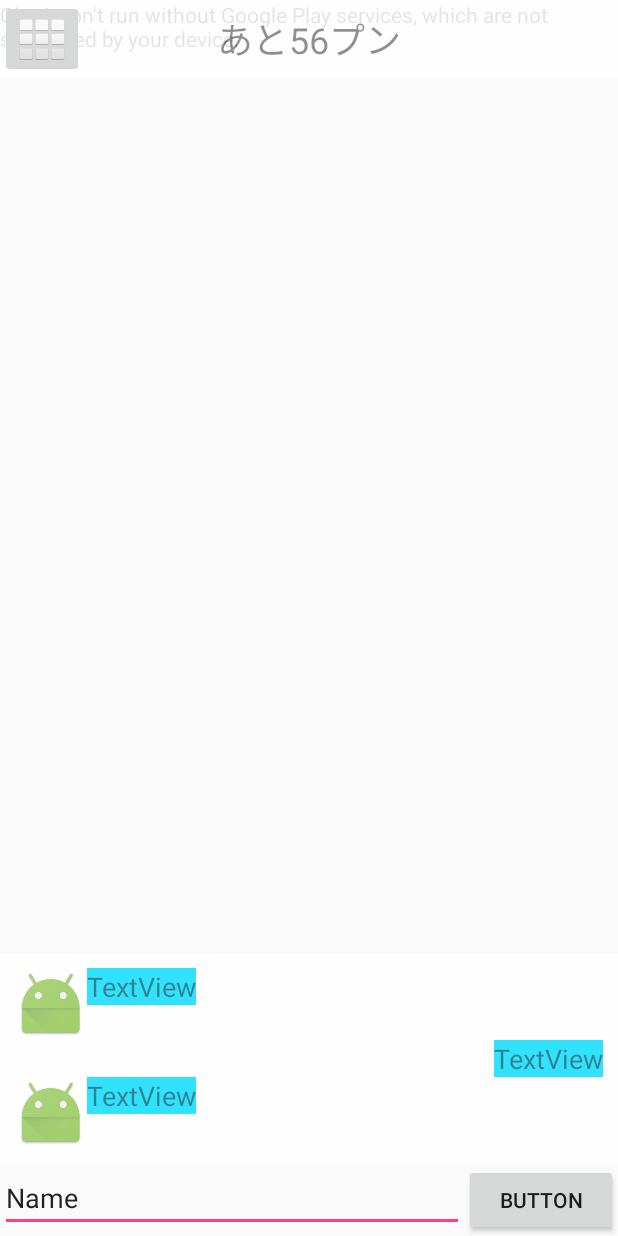
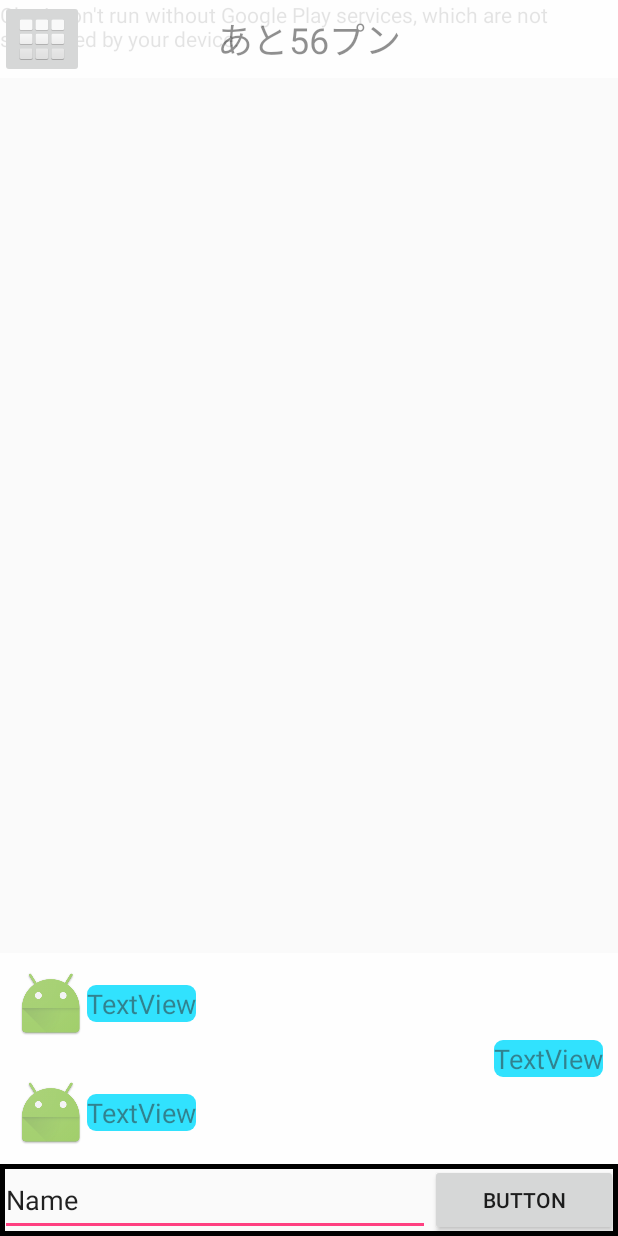
Before and after one commit to Funabashi-Joho-Business/X15G_C, an Android app: the screen it shows after launch (MainActivity), on a phone screen of 412 x 824 dp. Run offline under Robolectric (Android 15) with nearby library versions, the phone set to English and light mode, and no system bars.

Commit message:
メイン画面作成途中 チャットの丸みとテキストボックスの枠線追加

```diff
--- a/app/src/main/res/drawable/frame_style.xml
+++ /dev/null
@@ -1,5 +0,0 @@
-<?xml version="1.0" encoding="utf-8"?>
-<selector xmlns:android="http://schemas.android.com/apk/res/android">
-
-
-</selector>
--- /dev/null
+++ b/app/src/main/res/drawable/frame_style_border.xml
@@ -0,0 +1,4 @@
+<?xml version="1.0" encoding="utf-8"?>
+<shape xmlns:android="http://schemas.android.com/apk/res/android">
+    <stroke android:width="3dp"/>
+</shape>
--- /dev/null
+++ b/app/src/main/res/drawable/frame_style_roundness.xml
@@ -0,0 +1,6 @@
+<?xml version="1.0" encoding="utf-8"?>
+<shape xmlns:android="http://schemas.android.com/apk/res/android"
+    android:shape="rectangle">
+    <corners android:radius="6dp" />
+    <solid android:color="@android:color/holo_blue_bright" />
+</shape>
--- a/app/src/main/res/layout/activity_main.xml
+++ b/app/src/main/res/layout/activity_main.xml
@@ -57,8 +57,9 @@
                         android:id="@+id/textView"
                         android:layout_width="wrap_content"
                         android:layout_height="wrap_content"
+                        android:layout_gravity="center_vertical"
                         android:alpha="1"
-                        android:background="@android:color/holo_blue_bright"
+                        android:background="@drawable/frame_style_roundness"
                         android:text="TextView"
                         android:textSize="18sp"
                         tools:layout_editor_absoluteX="0dp"
@@ -77,8 +78,9 @@
                         android:id="@+id/textView2"
                         android:layout_width="wrap_content"
                         android:layout_height="wrap_content"
+                        android:layout_gravity="center_vertical"
                         android:alpha="1"
-                        android:background="@android:color/holo_blue_bright"
+                        android:background="@drawable/frame_style_roundness"
                         android:text="TextView"
                         android:textSize="18sp"
                         tools:layout_editor_absoluteX="0dp"
@@ -103,8 +105,9 @@
                         android:id="@+id/textView3"
                         android:layout_width="wrap_content"
                         android:layout_height="wrap_content"
+                        android:layout_gravity="center_vertical"
                         android:alpha="1"
-                        android:background="@android:color/holo_blue_bright"
+                        android:background="@drawable/frame_style_roundness"
                         android:text="TextView"
                         android:textSize="18sp"
                         tools:layout_editor_absoluteX="0dp"
@@ -141,26 +144,25 @@
         <LinearLayout
             android:layout_width="match_parent"
             android:layout_height="match_parent"
-            android:layout_gravity="bottom|end"
-            android:gravity="bottom|end"
+            android:background="@drawable/frame_style_border"
             android:orientation="horizontal"
             tools:layout_editor_absoluteX="8dp"
             tools:layout_editor_absoluteY="8dp">
 
             <EditText
                 android:id="@+id/editText"
-                android:layout_width="match_parent"
-                android:layout_height="wrap_content"
+                android:layout_width="wrap_content"
+                android:layout_height="match_parent"
                 android:layout_weight="1"
                 android:ems="13"
-                android:inputType="textPersonName"
                 android:text="Name" />
 
             <Button
                 android:id="@+id/button2"
-                android:layout_width="match_parent"
-                android:layout_height="wrap_content"
-                android:layout_weight="3"
+                android:layout_width="wrap_content"
+                android:layout_height="match_parent"
+                android:layout_gravity="center_vertical"
+                android:layout_weight="4"
                 android:text="Button" />
 
         </LinearLayout>
```
